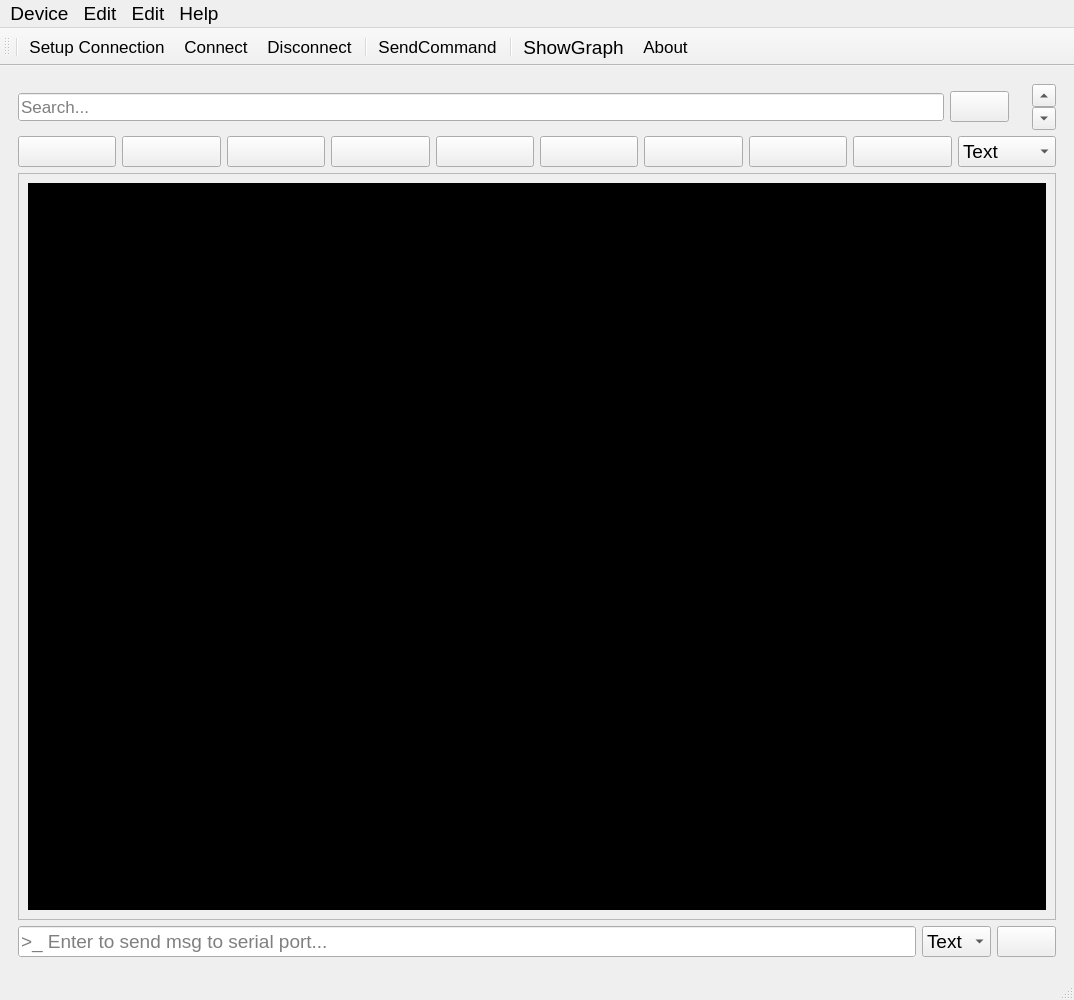
Qt form assets/UI/ZoulTerm.ui (FathiMahdi/ZoulTerm) before a commit.
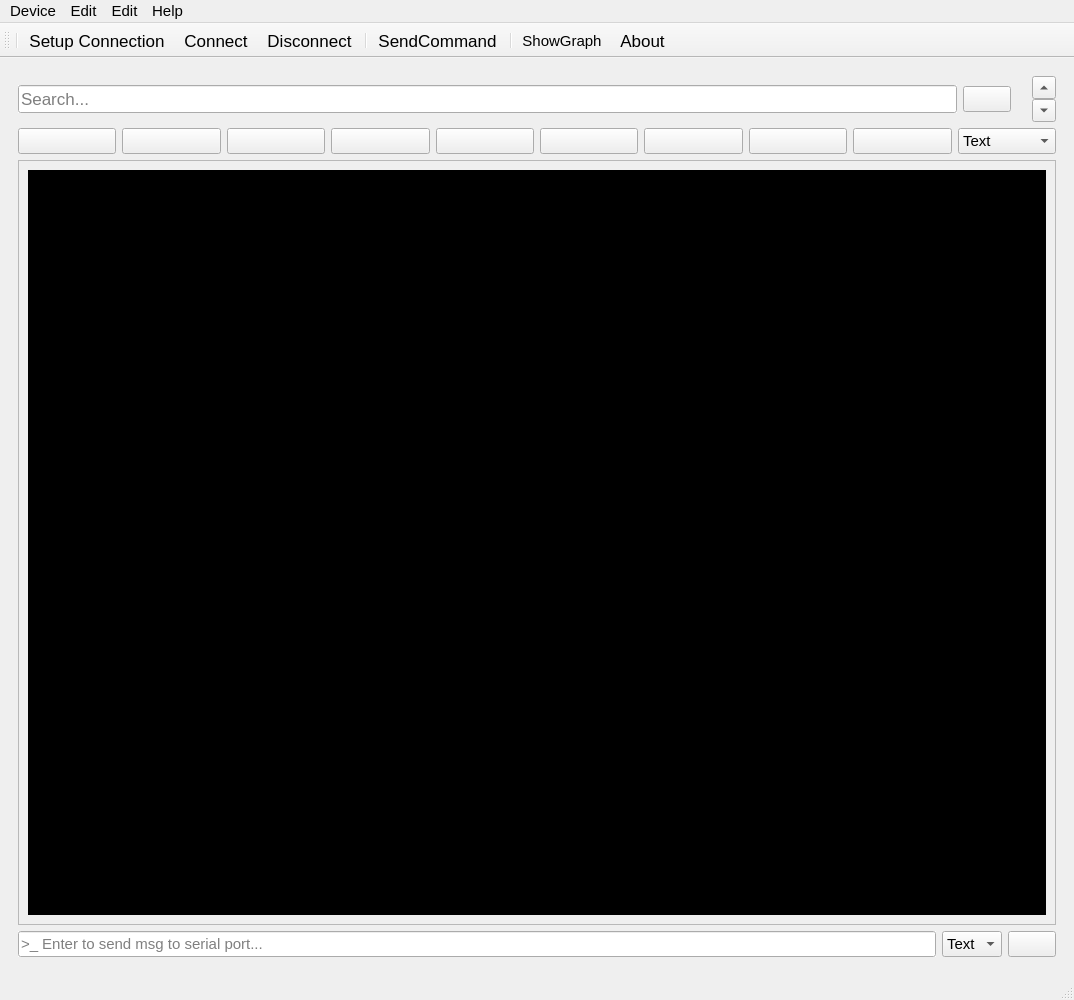
The same form after that commit. Icons and pictures are not drawn.

Commit message: modified:   assets/UI/ConnectDevice.ui 	modified:   assets/UI/ZoulTerm.ui 	modified:   assets/UI/about_zoulTerm.ui 	modified:   assets/UI/send_Command.ui 	modified:   assets/UI/serial_viewer.ui 	modified:   assets/UI/terminal_settings.ui 	modified:   setup.sh

What changed in the file:
```diff
--- a/assets/UI/ZoulTerm.ui
+++ b/assets/UI/ZoulTerm.ui
@@ -24,7 +24,7 @@
   </property>
   <property name="font">
    <font>
-    <pointsize>14</pointsize>
+    <pointsize>11</pointsize>
    </font>
   </property>
   <property name="mouseTracking">
@@ -745,7 +745,7 @@
      <x>0</x>
      <y>0</y>
      <width>1074</width>
-     <height>28</height>
+     <height>24</height>
     </rect>
    </property>
    <widget class="QMenu" name="menuAbout">
```
The commit also changes 6 other files.
